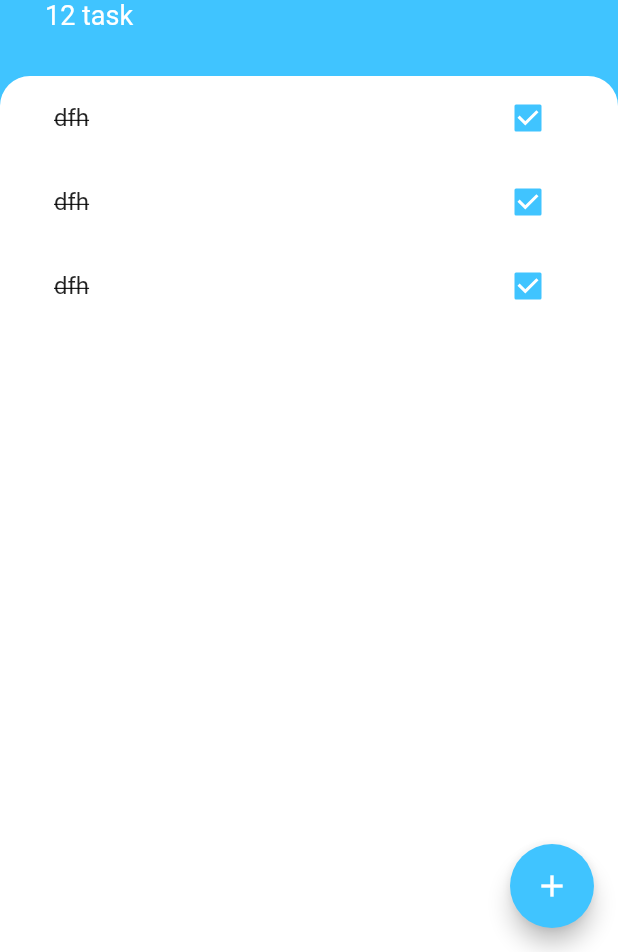
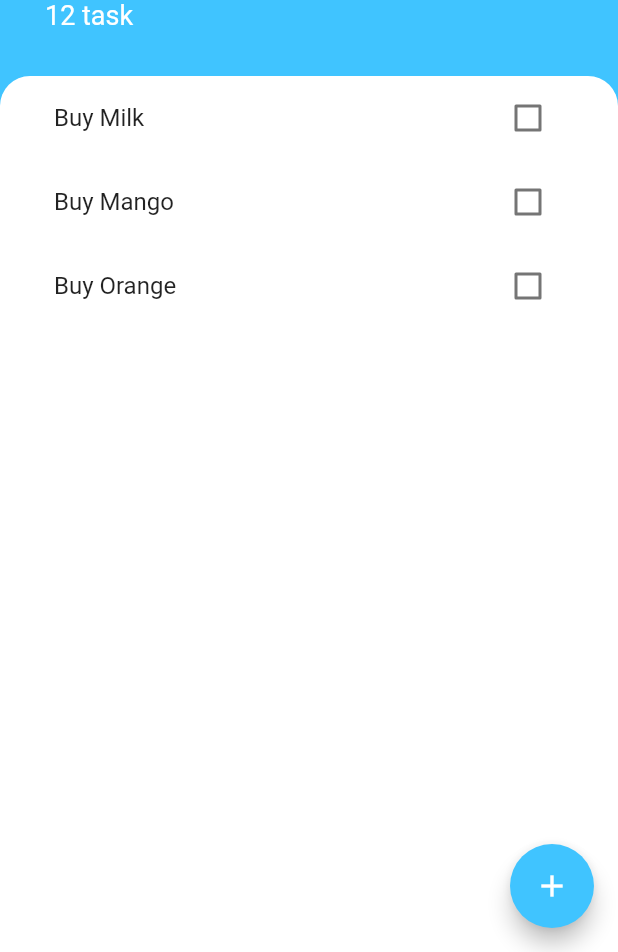
Before and after one commit to helloabhi24/todo_app, a Flutter app: the screen it shows after launch, on a phone screen of 412 x 824 dp, the part 284-1236 px from its top. Run offline on Flutter 3.47's test engine with Material 2 defaults, Android fonts, the phone set to English and light mode, and no system bars.

```diff
--- /dev/null
+++ b/lib/models/tasks.dart
@@ -0,0 +1,6 @@
+class Tasks {
+  final String name;
+  bool isDone;
+
+  Tasks({this.isDone = false, required this.name});
+}
--- a/lib/widgets/task_tile.dart
+++ b/lib/widgets/task_tile.dart
@@ -1,45 +1,30 @@
 import 'package:flutter/material.dart';
 
-class TaskTile extends StatefulWidget {
-  @override
-  State<TaskTile> createState() => _TaskTileState();
-}
+class TaskTile extends StatelessWidget {
+  final bool isCheck;
+  final String taskTitle;
 
-class _TaskTileState extends State<TaskTile> {
-  bool isCheck = true;
-  void checkBoxCallBack(bool? checkBoxState) { //nullSafty
-    setState(() {
-      isCheck = checkBoxState!;  //nullSafty
-    });
-  }
-
+  TaskTile({required this.isCheck, required this.taskTitle});
   @override
   Widget build(BuildContext context) {
     return ListTile(
       title: Text(
-        "dfh",
+        taskTitle,
         style:
             TextStyle(decoration: isCheck ? TextDecoration.lineThrough : null),
       ),
-      trailing: TaskCheckBox(
-        checkBoxState: isCheck,
-        toggleCheckBoxState: checkBoxCallBack,
+      trailing: Checkbox(
+        value: isCheck,
+        activeColor: Colors.lightBlueAccent,
+        onChanged: (){},
       ),
     );
   }
 }
 
-class TaskCheckBox extends StatelessWidget {
-  final bool checkBoxState;
-  final void Function(bool?) toggleCheckBoxState; //nullSafty
-  TaskCheckBox(
-      {required this.checkBoxState, required this.toggleCheckBoxState});
-  @override
-  Widget build(BuildContext context) {
-    return Checkbox(
-      value: checkBoxState,
-      activeColor: Colors.lightBlueAccent,
-      onChanged: toggleCheckBoxState,
-    );
-  }
-}
+// (bool? checkBoxState) {
+//           //nullSafty
+//           setState(() {
+//             isCheck = checkBoxState!; //nullSafty
+//           });
+//         }
--- a/lib/widgets/task_view.dart
+++ b/lib/widgets/task_view.dart
@@ -1,11 +1,36 @@
 import 'package:flutter/material.dart';
+import 'package:todo_app/models/tasks.dart';
 import 'task_tile.dart';
 
-class TaskView extends StatelessWidget {
+class TaskView extends StatefulWidget {
+  @override
+  State<TaskView> createState() => _TaskViewState();
+}
+
+class _TaskViewState extends State<TaskView> {
+  List<Tasks> tasks = [
+    Tasks(name: 'Buy Milk'),
+    Tasks(name: 'Buy Mango'),
+    Tasks(name: 'Buy Orange')
+  ];
+
   @override
   Widget build(BuildContext context) {
     return ListView(
-      children: [TaskTile(), TaskTile(), TaskTile()],
+      children: [
+        TaskTile(
+          taskTitle: tasks[0].name,
+          isCheck: tasks[0].isDone,
+        ),
+        TaskTile(
+          taskTitle: tasks[1].name,
+          isCheck: tasks[1].isDone,
+        ),
+        TaskTile(
+          taskTitle: tasks[2].name,
+          isCheck: tasks[2].isDone,
+        )
+      ],
     );
   }
 }
```
